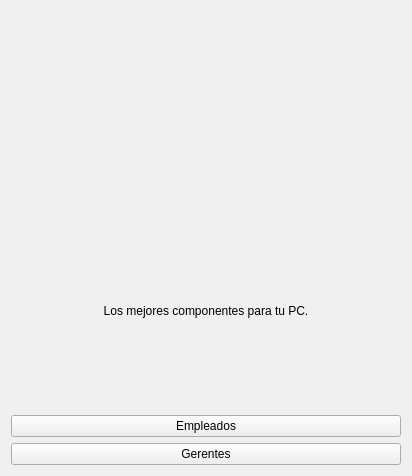
Qt form ui/main.ui (Matiti061/TecnoPC) before a commit.
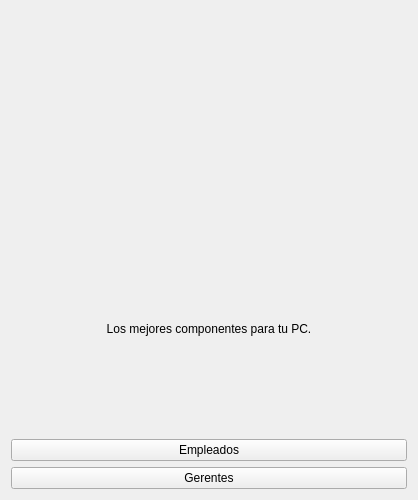
The same form after that commit. Icons and pictures are not drawn.

```diff
--- a/ui/main.ui
+++ b/ui/main.ui
@@ -6,8 +6,8 @@
    <rect>
     <x>0</x>
     <y>0</y>
-    <width>412</width>
-    <height>476</height>
+    <width>418</width>
+    <height>500</height>
    </rect>
   </property>
   <property name="windowTitle">
```
